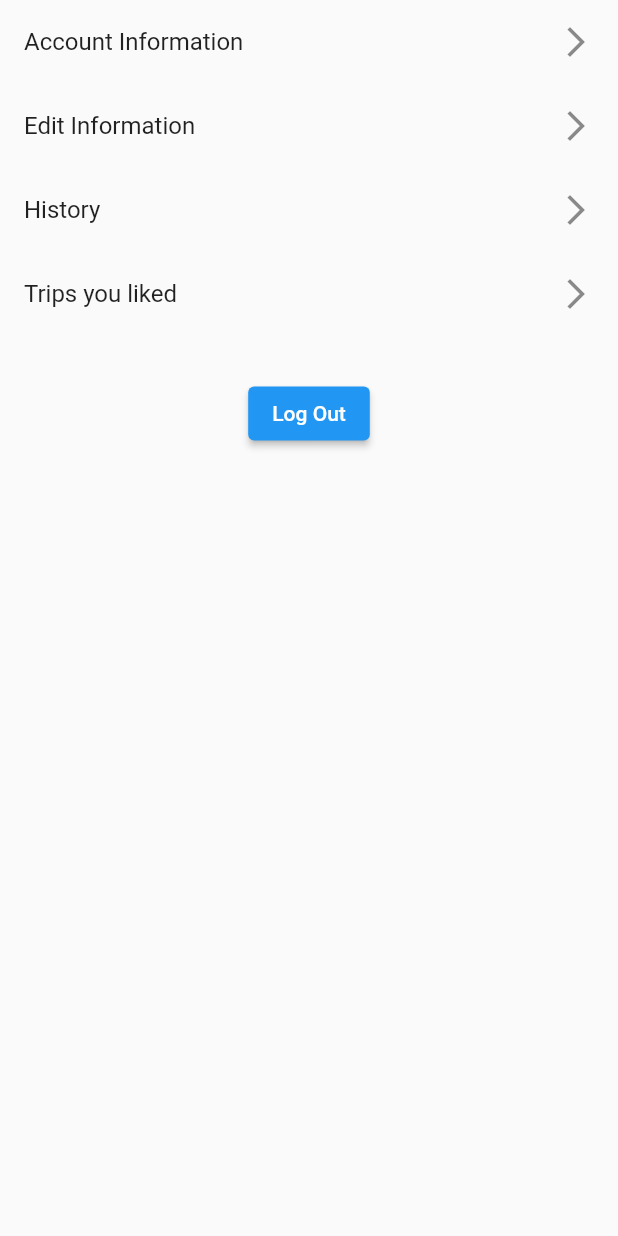
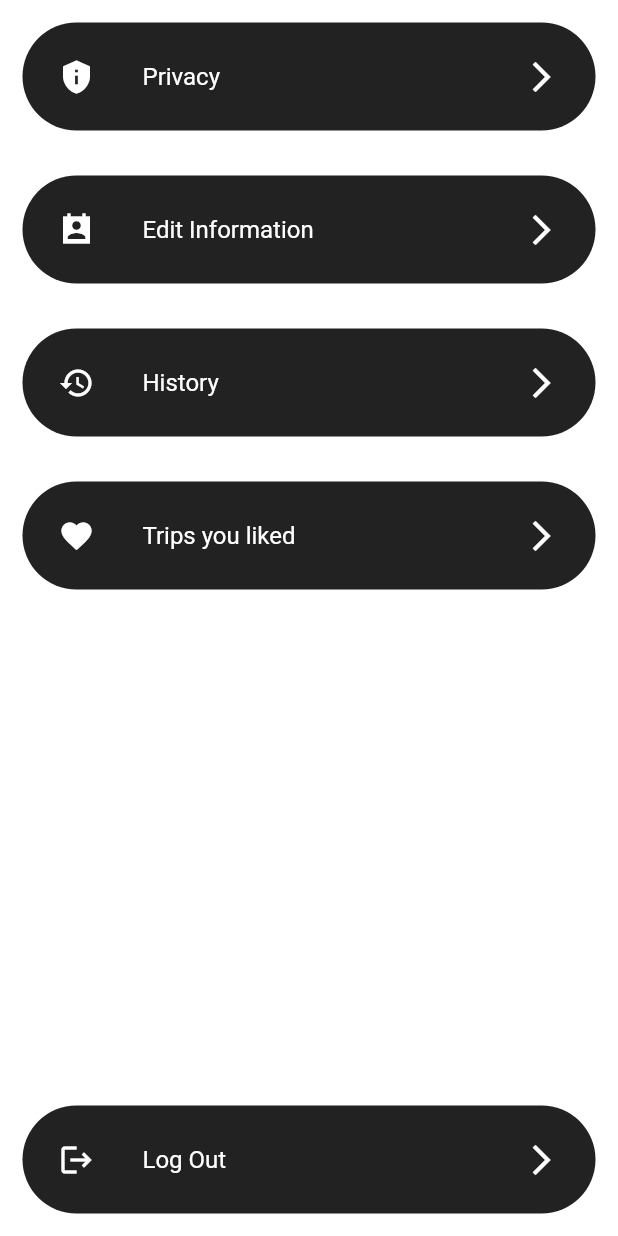
Before and after one commit to suhaib-darawshi/EasyTrip_GraduationProject, a Flutter app: the PersonalPage screen opened directly, on a phone screen of 412 x 824 dp. Run offline on Flutter 3.47's test engine with Material 2 defaults, Android fonts, the phone set to English and light mode, and no system bars; our stand-ins replace easy_localization, flutter_screenutil, rive, string_validator; accounts and stored records are empty.

Commit message:
ui update

```diff
--- a/assets/languages/ar.json
+++ b/assets/languages/ar.json
@@ -16,5 +16,6 @@
     "Edit_Information":"تعديل البيانات",
     "History":"السجل",
     "Trips you liked":"رحلات قد اعجبتك",
-    "Log_Out":"سجل الخروج"
+    "Log_Out":"سجل الخروج",
+    "Privacy":"الخصوصية"
 }
--- a/assets/languages/en.json
+++ b/assets/languages/en.json
@@ -16,5 +16,6 @@
     "Edit_Information":"Edit Information",
     "History":"History",
     "Trips you liked":"Trips you liked",
-    "Log_Out":"Log Out"
+    "Log_Out":"Log Out",
+    "Privacy":"Privacy"
 }
--- /dev/null
+++ b/lib/App_Router/App_Router.dart
@@ -0,0 +1,19 @@
+import 'package:flutter/cupertino.dart';
+
+class AppRouter {
+  AppRouter._();
+  static AppRouter router = AppRouter._();
+  GlobalKey<NavigatorState> navigatorKey = GlobalKey();
+
+  push(String name) {
+    navigatorKey.currentState!.pushNamed(name);
+  }
+
+  pushReplace(String name) {
+    navigatorKey.currentState!.pushReplacementNamed(name);
+  }
+
+  pop() {
+    navigatorKey.currentState!.pop();
+  }
+}
--- a/lib/User_Interface/screens/FilteredTripPage.dart
+++ b/lib/User_Interface/screens/FilteredTripPage.dart
@@ -32,9 +32,12 @@ class FilteredTripScreen extends StatelessWidget {
           },
         ),
       ),
+      backgroundColor: Colors.grey.shade100,
       body: Column(
         children: [
-          SizedBox(height: 20.h,),
+          SizedBox(
+            height: 20.h,
+          ),
           TripWidget(),
         ],
       ),
--- a/lib/User_Interface/screens/login_screen.dart
+++ b/lib/User_Interface/screens/login_screen.dart
@@ -1,3 +1,4 @@
+import 'package:demo/App_Router/App_Router.dart';
 import 'package:demo/provider/app_provider.dart';
 import 'package:easy_localization/easy_localization.dart';
 import 'package:flutter/cupertino.dart';
@@ -84,7 +85,7 @@ class LoginScreen extends StatelessWidget {
                         onPressed:  () async {
                         String resp = await provider.logIn();
                         if (resp == "ACCESSED") {
-                          Navigator.of(context).pushReplacementNamed("HomeScreen");
+                          AppRouter.router.pushReplace("HomeScreen");
                         } else {
                           provider.clearTextFields();
                           showDialog(
@@ -124,7 +125,7 @@ class LoginScreen extends StatelessWidget {
                     ),
                     ElevatedButton(
                         onPressed: () {
-                          Navigator.of(context).pushNamed("sign_up");
+                          AppRouter.router.push("sign_up");
                         },
                         child: Text("Sign_Up".tr()))
                   ],
--- a/lib/User_Interface/screens/personalPage.dart
+++ b/lib/User_Interface/screens/personalPage.dart
@@ -1,46 +1,51 @@
+import 'package:demo/App_Router/App_Router.dart';
 import 'package:easy_localization/easy_localization.dart';
 import 'package:flutter/cupertino.dart';
 import 'package:flutter/material.dart';
 import 'package:flutter_screenutil/flutter_screenutil.dart';
 
+import '../widgets/serviceWidget.dart';
+
 class PersonalPage extends StatelessWidget {
   @override
   Widget build(BuildContext context) {
     return Scaffold(
+      backgroundColor: Colors.white,
       body: Column(crossAxisAlignment: CrossAxisAlignment.center, children: [
-        ListTile(
-          title: Text("Account_Information".tr()),
-          trailing: const Icon(Icons.arrow_forward_ios),
-          onTap: () {
-            Navigator.of(context).pushNamed("AccountInformation");
+        CustomListTile(
+          text: "Privacy".tr(),
+          icon: Icon(Icons.privacy_tip),
+          function: () {
+            AppRouter.router.push("AccountInformation");
           },
         ),
-        ListTile(
-          title: Text("Edit_Information".tr()),
-          trailing: const Icon(Icons.arrow_forward_ios),
-          onTap: () {
-            Navigator.of(context).pushNamed("update_user_page");
+        CustomListTile(
+          text: "Edit_Information".tr(),
+          icon: const Icon(Icons.perm_contact_cal_sharp),
+          function: () {
+            AppRouter.router.push("update_user_page");
           },
         ),
-        ListTile(
-          title: Text("History".tr()),
-          trailing: const Icon(Icons.arrow_forward_ios),
+        CustomListTile(
+          text: "History".tr(),
+          icon: const Icon(Icons.history),
+          function: () {},
         ),
-        ListTile(
-          title: Text("Trips you liked".tr()),
-          trailing: const Icon(Icons.arrow_forward_ios),
-          onTap: () {
-            Navigator.of(context).pushNamed("FilteredTripScreen");
+        CustomListTile(
+          text: "Trips you liked".tr(),
+          icon: const Icon(Icons.favorite),
+          function: () {
+            AppRouter.router.push("FilteredTripScreen");
           },
         ),
-        SizedBox(
-          height: 30.h,
+        Spacer(),
+        CustomListTile(
+          text: "Log_Out".tr(),
+          icon: Icon(Icons.logout),
+          function: () {
+            AppRouter.router.pushReplace("LogIn");
+          },
         ),
-        ElevatedButton(
-            onPressed: () {
-              Navigator.of(context).pushReplacementNamed("LogIn");
-            },
-            child: Text("Log_Out".tr()))
       ]),
     );
   }
--- a/lib/User_Interface/screens/sign_up_screen.dart
+++ b/lib/User_Interface/screens/sign_up_screen.dart
@@ -4,6 +4,8 @@ import 'package:flutter/cupertino.dart';
 import 'package:flutter/material.dart';
 import 'package:flutter_screenutil/flutter_screenutil.dart';
 import 'package:provider/provider.dart';
+
+import '../../App_Router/App_Router.dart';
 
 class SignUp extends StatelessWidget {
   @override
@@ -21,6 +23,7 @@ class SignUp extends StatelessWidget {
               }),
               icon: const Icon(Icons.language))
         ],
+        leading: IconButton(onPressed: ()=>AppRouter.router.pop(), icon: const Icon(Icons.arrow_back_ios,color: Colors.blue,)),
         backgroundColor: Colors.black,
       ),
       body: Consumer<AppProvider>(builder: (context, provider, x) {
@@ -121,7 +124,7 @@ class SignUp extends StatelessWidget {
               ElevatedButton(
                   onPressed: () {
                     provider.signUp();
-                    Navigator.of(context).pop();
+
                   },
                   child: Text("Sign_Up".tr()))
             ],
--- /dev/null
+++ b/lib/User_Interface/widgets/serviceWidget.dart
@@ -0,0 +1,41 @@
+import 'package:flutter/material.dart';
+
+class CustomListTile extends StatelessWidget {
+  final String text;
+  final Function function;
+  final Icon icon;
+  const CustomListTile({
+    Key? key,
+    required this.text,
+    required this.function,
+    required this.icon,
+  }) : super(key: key);
+
+  @override
+  Widget build(BuildContext context) {
+    return Container(
+      margin: EdgeInsets.all(15),
+      decoration: BoxDecoration(
+          borderRadius: BorderRadius.circular(40), color: Colors.black87),
+      child: Padding(
+        padding: const EdgeInsets.all(8.0),
+        child: ClipRRect(
+          borderRadius: BorderRadius.all(Radius.circular(15)),
+          child: ListTile(
+            iconColor: Colors.white,
+            leading: icon,
+            trailing: const Icon(
+              Icons.arrow_forward_ios,
+              color: Colors.white,
+            ),
+            title: Text(
+              text,
+              style: const TextStyle(color: Colors.white),
+            ),
+            onTap: () => function(),
+          ),
+        ),
+      ),
+    );
+  }
+}
```
Also changed, not shown: lib/User_Interface/screens/DetailPage.dart (+12 -10 lines), lib/User_Interface/screens/HomeScreen.dart (+12 -12 lines), lib/User_Interface/screens/account_information.dart (+18 -10 lines), lib/User_Interface/screens/searchScreen.dart (+16 -19 lines), lib/User_Interface/widgets/CustomTripWidget.dart (added, +127 -0 lines), lib/User_Interface/widgets/MostPopular.dart (+5 -6 lines), lib/User_Interface/widgets/SearchWdget.dart (+10 -6 lines), lib/User_Interface/widgets/TripWidget.dart (+9 -70 lines), lib/User_Interface/widgets/travelBlog.dart (+3 -6 lines), lib/main.dart (+11 -4 lines), lib/provider/app_provider.dart (+3 -4 lines).
